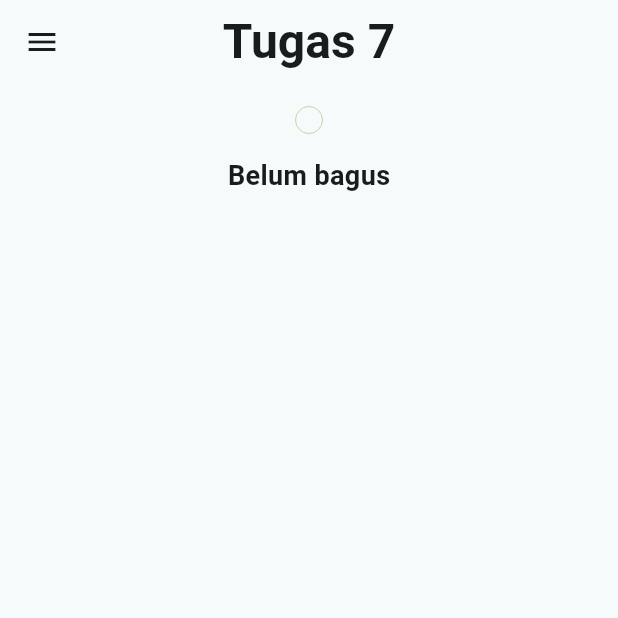
After one commit to baayqq/bayuppkd_b_2, a Flutter app: the screen it shows after launch, on a phone screen of 412 x 824 dp, the top half of it. The commit adds this screen. Run offline on Flutter 3.47's test engine with Material 3 defaults, Android fonts, the phone set to English and light mode, and no system bars.

Commit message:
pr tugas7

```diff
--- /dev/null
+++ b/lib/constant/app_color.dart
@@ -0,0 +1,11 @@
+import 'package:flutter/widgets.dart';
+
+class AppColor {
+  static const Color black22 = Color(0xff222222);
+  static const Color gray88 = Color(0xff888888);
+  static const Color blueButton = Color(0xff283FB1);
+  static const Color orange = Color(0xffF34B1B);
+  static const Color army1 = Color(0xff73946B);
+  static const Color army2 = Color(0xffD2D0A0);
+  static const Color army3 = Color(0xff9EBC8A);
+}
--- /dev/null
+++ b/lib/constant/app_style.dart
@@ -0,0 +1,7 @@
+import 'package:flutter/rendering.dart';
+
+class AppStyle {
+  static fontBold({double? fontSize}) {
+    return TextStyle(fontWeight: FontWeight.bold, fontSize: fontSize ?? 16);
+  }
+}
--- a/lib/main.dart
+++ b/lib/main.dart
@@ -3,13 +3,19 @@
 //import 'package:bayuppkd_b_2/meet_2/meet2_2.dart';
 // 'package:bayuppkd_b_2/meet_2/meet_2.dart';
 //import 'package:bayuppkd_b_2/meet_3/tugas_3a.dart';
+import 'package:bayuppkd_b_2/meet_1/meet1.dart';
+import 'package:bayuppkd_b_2/meet_12/meet_12a.dart';
+import 'package:bayuppkd_b_2/meet_12/tugas_7.dart';
+//import 'package:bayuppkd_b_2/meet_12/meet_12.dart';
 import 'package:bayuppkd_b_2/meet_4/tugas_4.dart';
 import 'package:bayuppkd_b_2/meet_5/Tugas_5.dart';
 import 'package:bayuppkd_b_2/meet_5/tes.dart';
 import 'package:bayuppkd_b_2/meet_5/tugas5.dart';
+import 'package:bayuppkd_b_2/meet_6/homepage.dart';
 import 'package:bayuppkd_b_2/meet_6/tugas_6.dart';
 //import 'package:bayuppkd_b_2/meet_1/meet_2.dart';
 //import 'package:bayuppkd_b_2/meet_1/tugas_1_flutter.dart';
+import 'package:bayuppkd_b_2/meet_12/tugas_7.dart';
 import 'package:flutter/material.dart';
 
 void main() {
@@ -41,9 +47,14 @@ class MyApp extends StatelessWidget {
         //
         // This works for code too, not just values: Most code changes can be
         // tested with just a hot reload.
-        colorScheme: ColorScheme.fromSeed(seedColor: Colors.orange),
+        colorScheme: ColorScheme.fromSeed(seedColor: Colors.white),
       ),
-      home: TugasEnam(),
+      home: TugasTujuh(),
+      // initialRoute: '/',
+      // routes: {
+      //   '/': (context) => Meet12AInputWidget(),
+      //   '/tugas5': (context) => TugasLimaTes(),
+      // },
     );
   }
 }
--- /dev/null
+++ b/lib/meet_12/tugas_7.dart
@@ -0,0 +1,53 @@
+import 'package:flutter/material.dart';
+import 'package:bayuppkd_b_2/constant/app_color.dart';
+import 'package:bayuppkd_b_2/constant/app_style.dart';
+import 'package:bayuppkd_b_2/constant/app_style.dart';
+
+class TugasTujuh extends StatefulWidget {
+  const TugasTujuh({super.key});
+
+  @override
+  State<TugasTujuh> createState() => _TugasTujuhState();
+}
+
+class _TugasTujuhState extends State<TugasTujuh> {
+  bool _cekBox = false;
+  @override
+  Widget build(BuildContext context) {
+    return Scaffold(
+      appBar: AppBar(
+        title: Text(
+          "Tugas 7",
+          style: TextStyle(fontWeight: FontWeight.bold, fontSize: 32),
+        ),
+        centerTitle: true,
+      ),
+      drawer: Drawer(),
+      body: Center(
+        child: Column(
+          mainAxisAlignment: MainAxisAlignment.start,
+          children: [
+            Checkbox(
+              // fillColor: WidgetStateProperty.all(AppColor.army1),
+              activeColor: AppColor.army2,
+              checkColor: Colors.white,
+              shape: CircleBorder(),
+              side: BorderSide(color: AppColor.army2, width: 0),
+              value: _cekBox,
+              onChanged: (value) {
+                setState(() {
+                  print("Checkbox value changed: $value");
+                  _cekBox = value ?? false;
+                });
+              },
+            ),
+            Text(
+              _cekBox ? "Sudah bagus" : "Belum bagus",
+              style: AppStyle.fontBold(fontSize: 18),
+            ),
+          ],
+        ),
+      ),
+    );
+  }
+}
--- a/pubspec.yaml
+++ b/pubspec.yaml
@@ -34,6 +34,7 @@ dependencies:
   # The following adds the Cupertino Icons font to your application.
   # Use with the CupertinoIcons class for iOS style icons.
   cupertino_icons: ^1.0.8
+  intl: ^0.20.2
 
 dev_dependencies:
   flutter_test:
```
Also changed, not shown: lib/constant/app_format.dart (added, +8 -0 lines), lib/meet_12/checkbox_custom.dart (added, +46 -0 lines), lib/meet_12/meet_12a.dart (added, +200 -0 lines), lib/meet_5/tugas5.dart (+11 -5 lines), lib/meet_6/homepage.dart (added, +33 -0 lines), lib/meet_6/tugas_6.dart (+16 -6 lines), pubspec.lock.
